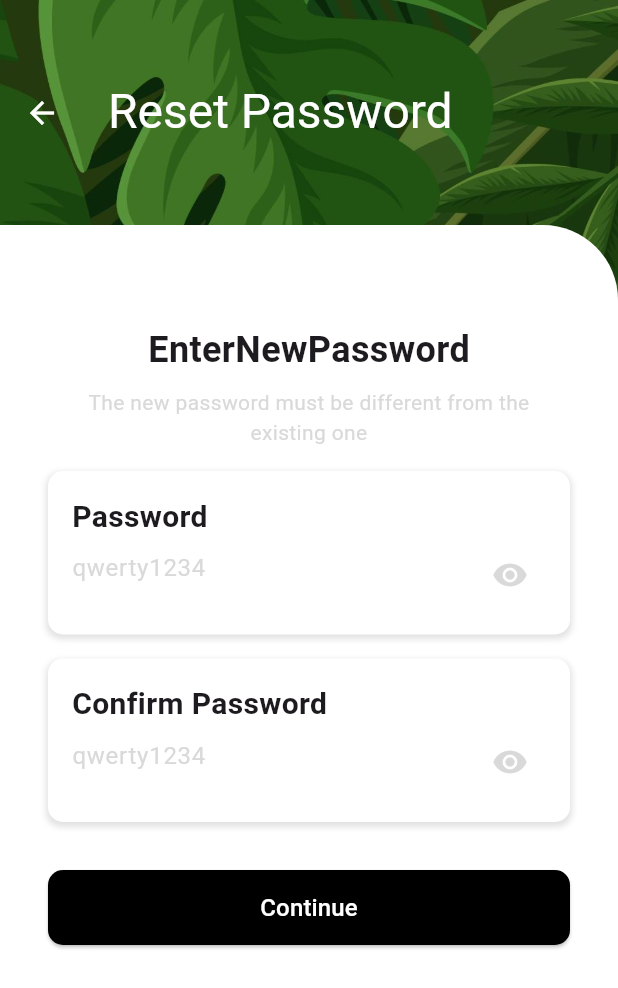
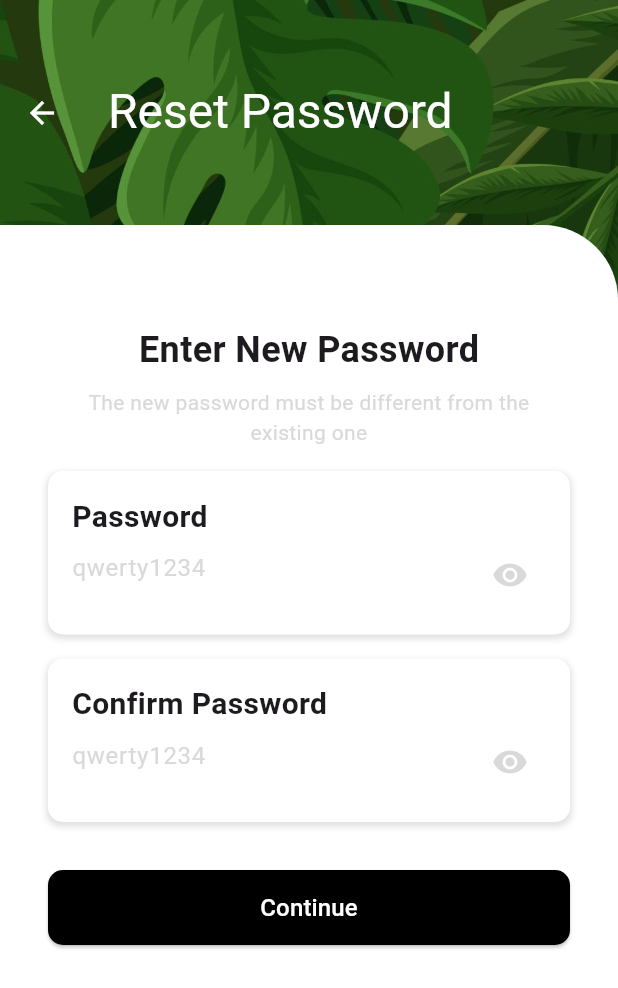
Before and after one commit to CRObite/green_controll, a Flutter app: the ResetPassword screen opened by its route, on a phone screen of 412 x 824 dp. Shown: the top 988 px of the screen. Run offline on Flutter 3.47's test engine with Material 3 defaults, Android fonts, the phone set to English and light mode, and no system bars; our stand-ins replace google_fonts, shared_preferences; accounts and stored records are empty.

Commit message:
font settings

```diff
--- a/lib/main.dart
+++ b/lib/main.dart
@@ -9,6 +9,7 @@ import 'package:green_control/presentation/OnboardingScreens/onboardPage.dart';
 import 'package:green_control/presentation/PasswordRecoveryPages/EmailFilling.dart';
 import 'package:green_control/presentation/PasswordRecoveryPages/EmailVerification.dart';
 import 'package:green_control/presentation/PasswordRecoveryPages/ResetPassword.dart';
+import 'package:green_control/presentation/PlantPage.dart';
 import 'package:green_control/presentation/SensorPages/SensorInfoPage.dart';
 
 
@@ -36,7 +37,7 @@ class _MyAppState extends State<MyApp> {
     '/app': (context) => const Application(),
     '/gh_info': (context) => const GreenHouseInfo(),
     '/adding_new_gh': (context) => const AddingNewGreenHouse(),
-    '/sensor_info': (context) => const SensorInfoPage(),
+    '/plant': (context) => const PlantPage(),
   };
 
 
--- a/lib/presentation/PasswordRecoveryPages/ResetPassword.dart
+++ b/lib/presentation/PasswordRecoveryPages/ResetPassword.dart
@@ -1,6 +1,8 @@
 import 'package:flutter/material.dart';
 import 'package:green_control/presentation/Widgets/CustomTextField.dart';
 import 'package:green_control/util/AppColors.dart';
+
+import '../Widgets/CustomAppBar.dart';
 
 class ResetPassword extends StatefulWidget {
   const ResetPassword({super.key});
@@ -18,17 +20,11 @@ class _ResetPasswordState extends State<ResetPassword> {
     return Scaffold(
       resizeToAvoidBottomInset: false,
       extendBodyBehindAppBar: true,
-      appBar: AppBar(
-        toolbarHeight: 150,
-        backgroundColor: Colors.transparent,
-        elevation: 0,
-        leading: IconButton(
-          icon: const Icon(Icons.arrow_back,color: Colors.white,),
-          onPressed: () {
-            Navigator.pop(context);
-          },
+      appBar: PreferredSize(
+        preferredSize: Size.fromHeight(150),
+        child: CustomAppBar(
+          title:'Reset Password',
         ),
-        title: const Text('Reset Password', style: TextStyle(fontSize: 32, color: Colors.white)),
       ),
       body: Container(
         decoration: const BoxDecoration(
@@ -63,7 +59,7 @@ class _ResetPasswordState extends State<ResetPassword> {
                       children: [
 
                         const SizedBox(height: 50,),
-                        const Text('EnterNewPassword',style: TextStyle(fontWeight: FontWeight.bold,fontSize: 24),),
+                        const Text('Enter New Password',style: TextStyle(fontWeight: FontWeight.bold,fontSize: 24),),
                         const SizedBox(height: 8,),
                         Text('The new password must be different from the existing one',textAlign: TextAlign.center,style: TextStyle(color: AppColors.greyColor),),
                         const SizedBox(height: 16,),
--- /dev/null
+++ b/lib/presentation/Widgets/CustomAppBar.dart
@@ -0,0 +1,28 @@
+import 'package:flutter/material.dart';
+import 'package:google_fonts/google_fonts.dart';
+
+class CustomAppBar extends StatelessWidget {
+  const CustomAppBar({super.key, required this.title});
+
+  final String title;
+
+  @override
+  Widget build(BuildContext context) {
+    return AppBar(
+      toolbarHeight: 150,
+      backgroundColor: Colors.transparent,
+      elevation: 0,
+      leading: IconButton(
+        icon: const Icon(Icons.arrow_back,color: Colors.white,),
+        onPressed: () {
+          Navigator.pop(context);
+        },
+      ),
+      title: Text(title, style:
+        GoogleFonts.ribeyeMarrow(
+          textStyle: TextStyle(fontSize: 32, color: Colors.white)
+        )
+      ),
+    );
+  }
+}
--- a/pubspec.yaml
+++ b/pubspec.yaml
@@ -33,8 +33,7 @@ dependencies:
   cupertino_icons: ^1.0.2
   flutter_native_splash: ^2.3.6
   shared_preferences: ^2.2.2
-
-
+  google_fonts: ^6.0.0
 
 flutter_native_splash:
   color: "#A7C957"
```
Also changed, not shown: lib/presentation/Application.dart (+6 -1 lines), lib/presentation/AuthorizationPages/LoginPage.dart (+8 -2 lines), lib/presentation/HomePage.dart (+10 -5 lines), lib/presentation/PasswordRecoveryPages/EmailFilling.dart (+5 -10 lines), lib/presentation/PasswordRecoveryPages/EmailVerification.dart (+6 -10 lines), lib/presentation/PlantPage.dart (added, +35 -0 lines), pubspec.lock, 1 other file.
